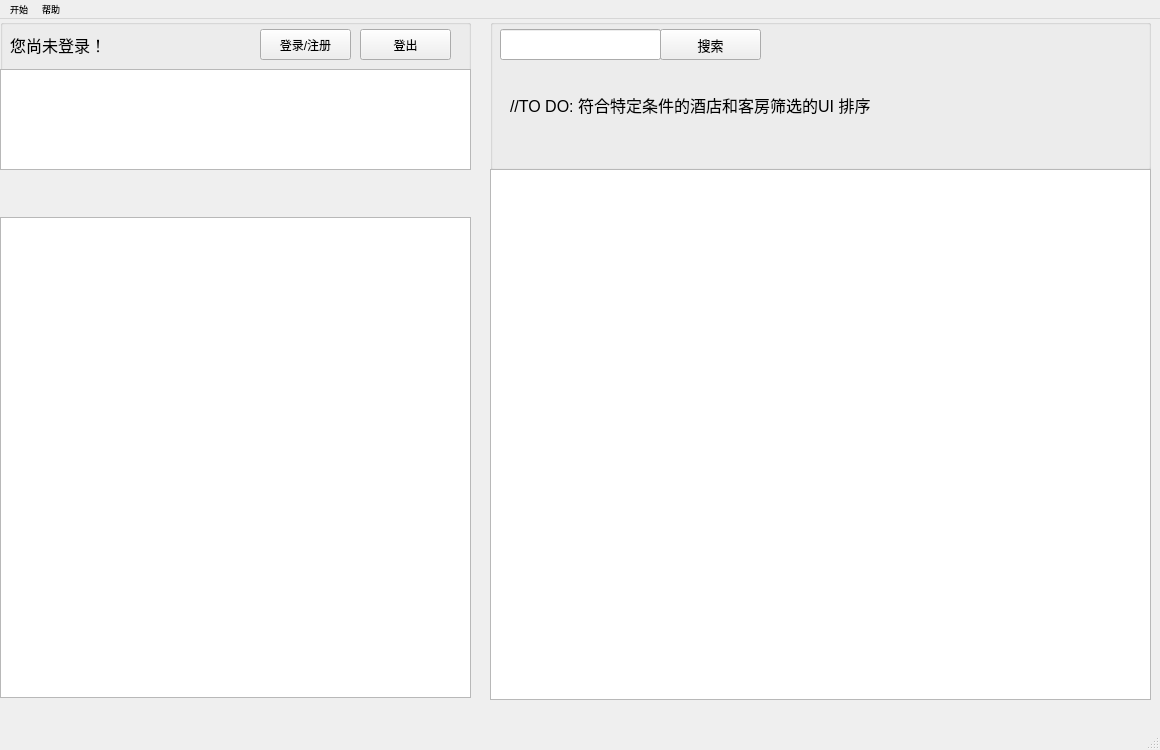
Qt form mainwindow.ui (ziho719/HMS) before a commit.
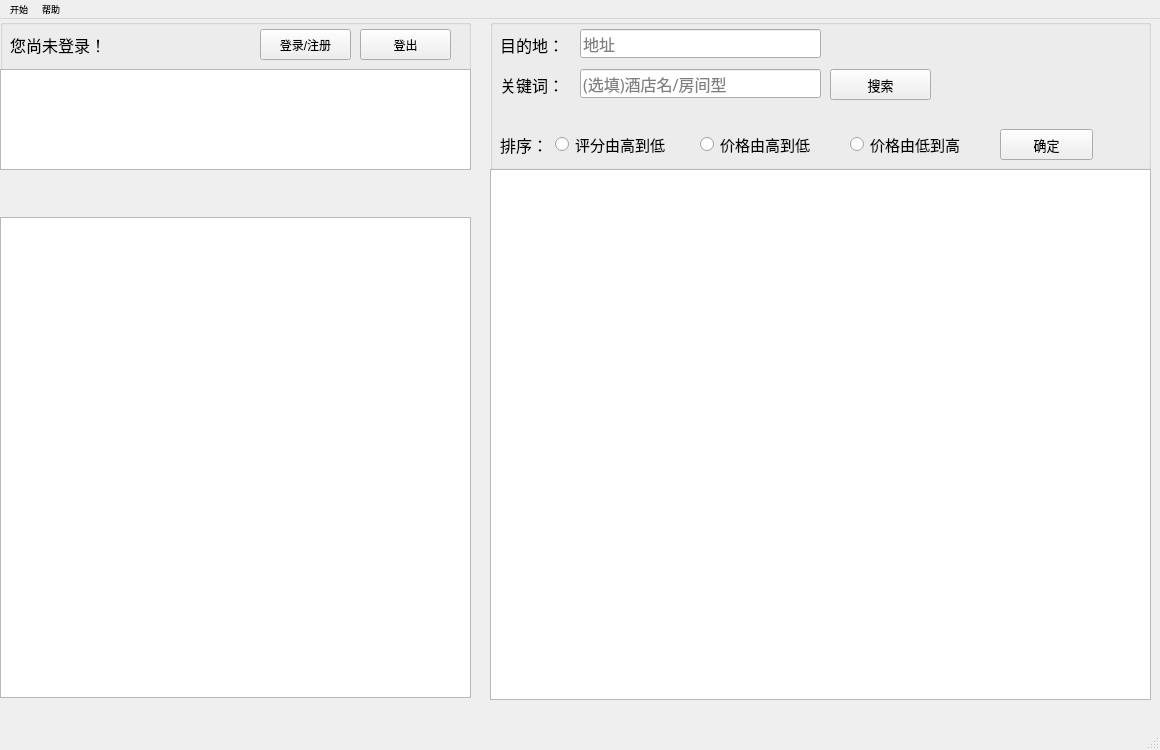
The same form after that commit.

Commit message: 完成：搜索、筛选、addmember、新增酒店 剩余：数据库连接

The edit to the form file:
```diff
--- a/mainwindow.ui
+++ b/mainwindow.ui
@@ -169,14 +169,20 @@
       <height>151</height>
      </rect>
     </property>
+    <property name="font">
+     <font>
+      <family>微软雅黑</family>
+      <pointsize>13</pointsize>
+     </font>
+    </property>
     <property name="title">
      <string/>
     </property>
     <widget class="QPushButton" name="searchBtn">
      <property name="geometry">
       <rect>
-       <x>170</x>
-       <y>10</y>
+       <x>340</x>
+       <y>50</y>
        <width>101</width>
        <height>31</height>
       </rect>
@@ -194,20 +200,64 @@
     <widget class="QLineEdit" name="searchTest">
      <property name="geometry">
       <rect>
-       <x>10</x>
-       <y>10</y>
-       <width>161</width>
-       <height>31</height>
+       <x>90</x>
+       <y>50</y>
+       <width>241</width>
+       <height>29</height>
       </rect>
      </property>
+     <property name="font">
+      <font>
+       <pointsize>12</pointsize>
+      </font>
+     </property>
+     <property name="placeholderText">
+      <string>(选填)酒店名/房间型</string>
+     </property>
     </widget>
     <widget class="QLabel" name="label">
      <property name="geometry">
       <rect>
-       <x>20</x>
+       <x>10</x>
+       <y>10</y>
+       <width>81</width>
+       <height>31</height>
+      </rect>
+     </property>
+     <property name="font">
+      <font>
+       <pointsize>12</pointsize>
+      </font>
+     </property>
+     <property name="text">
+      <string>目的地：</string>
+     </property>
+    </widget>
+    <widget class="QLineEdit" name="search_loca">
+     <property name="geometry">
+      <rect>
+       <x>90</x>
+       <y>10</y>
+       <width>241</width>
+       <height>29</height>
+      </rect>
+     </property>
+     <property name="font">
+      <font>
+       <pointsize>12</pointsize>
+      </font>
+     </property>
+     <property name="placeholderText">
+      <string>地址</string>
+     </property>
+    </widget>
+    <widget class="QLabel" name="label_2">
+     <property name="geometry">
+      <rect>
+       <x>10</x>
        <y>50</y>
-       <width>401</width>
-       <height>71</height>
+       <width>71</width>
+       <height>31</height>
       </rect>
      </property>
      <property name="font">
@@ -216,7 +266,97 @@
       </font>
      </property>
      <property name="text">
-      <string>//TO DO: 符合特定条件的酒店和客房筛选的UI 排序</string>
+      <string>关键词：</string>
+     </property>
+    </widget>
+    <widget class="QLabel" name="label_3">
+     <property name="geometry">
+      <rect>
+       <x>10</x>
+       <y>110</y>
+       <width>71</width>
+       <height>31</height>
+      </rect>
+     </property>
+     <property name="font">
+      <font>
+       <pointsize>12</pointsize>
+      </font>
+     </property>
+     <property name="text">
+      <string>排序：</string>
+     </property>
+    </widget>
+    <widget class="QRadioButton" name="rBtn_mark">
+     <property name="geometry">
+      <rect>
+       <x>65</x>
+       <y>110</y>
+       <width>161</width>
+       <height>31</height>
+      </rect>
+     </property>
+     <property name="font">
+      <font>
+       <pointsize>11</pointsize>
+      </font>
+     </property>
+     <property name="text">
+      <string>评分由高到低</string>
+     </property>
+    </widget>
+    <widget class="QRadioButton" name="rBtn_price_down">
+     <property name="geometry">
+      <rect>
+       <x>210</x>
+       <y>110</y>
+       <width>161</width>
+       <height>31</height>
+      </rect>
+     </property>
+     <property name="font">
+      <font>
+       <pointsize>11</pointsize>
+      </font>
+     </property>
+     <property name="text">
+      <string>价格由高到低</string>
+     </property>
+    </widget>
+    <widget class="QRadioButton" name="rBtn_price_up">
+     <property name="geometry">
+      <rect>
+       <x>360</x>
+       <y>110</y>
+       <width>161</width>
+       <height>31</height>
+      </rect>
+     </property>
+     <property name="font">
+      <font>
+       <pointsize>11</pointsize>
+      </font>
+     </property>
+     <property name="text">
+      <string>价格由低到高</string>
+     </property>
+    </widget>
+    <widget class="QPushButton" name="sort_confirm">
+     <property name="geometry">
+      <rect>
+       <x>510</x>
+       <y>110</y>
+       <width>93</width>
+       <height>31</height>
+      </rect>
+     </property>
+     <property name="font">
+      <font>
+       <pointsize>10</pointsize>
+      </font>
+     </property>
+     <property name="text">
+      <string>确定</string>
      </property>
     </widget>
    </widget>
```
Left out of the diff: 2 changed lines with no effect on the pictures. The commit also changes 24 other files.
